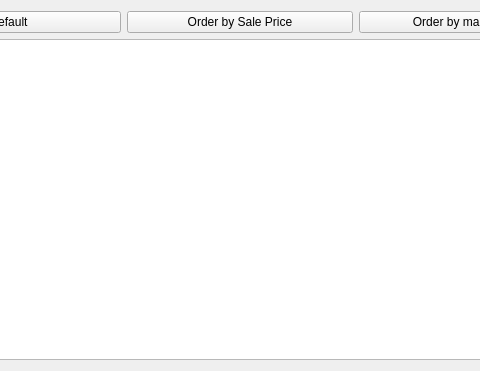
Before: the Qt Designer form ui/sale_detail.ui in siul1024/application_coffee, drawn with Qt 5; both pictures show x 115 to 595 and y 0 to 371 of the 710 by 371 pixel window.
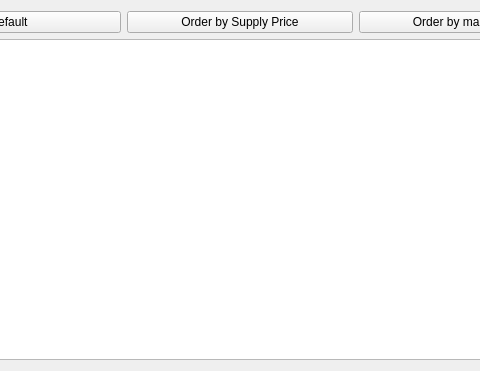
After: the same form once the commit is applied.

Commit message: table item style

```diff
--- a/ui/sale_detail.ui
+++ b/ui/sale_detail.ui
@@ -23,7 +23,7 @@
       </size>
      </property>
      <property name="text">
-      <string>Order by Sale Price</string>
+      <string>Order by Supply Price</string>
      </property>
     </widget>
    </item>
```
The commit also changes 2 other files.
